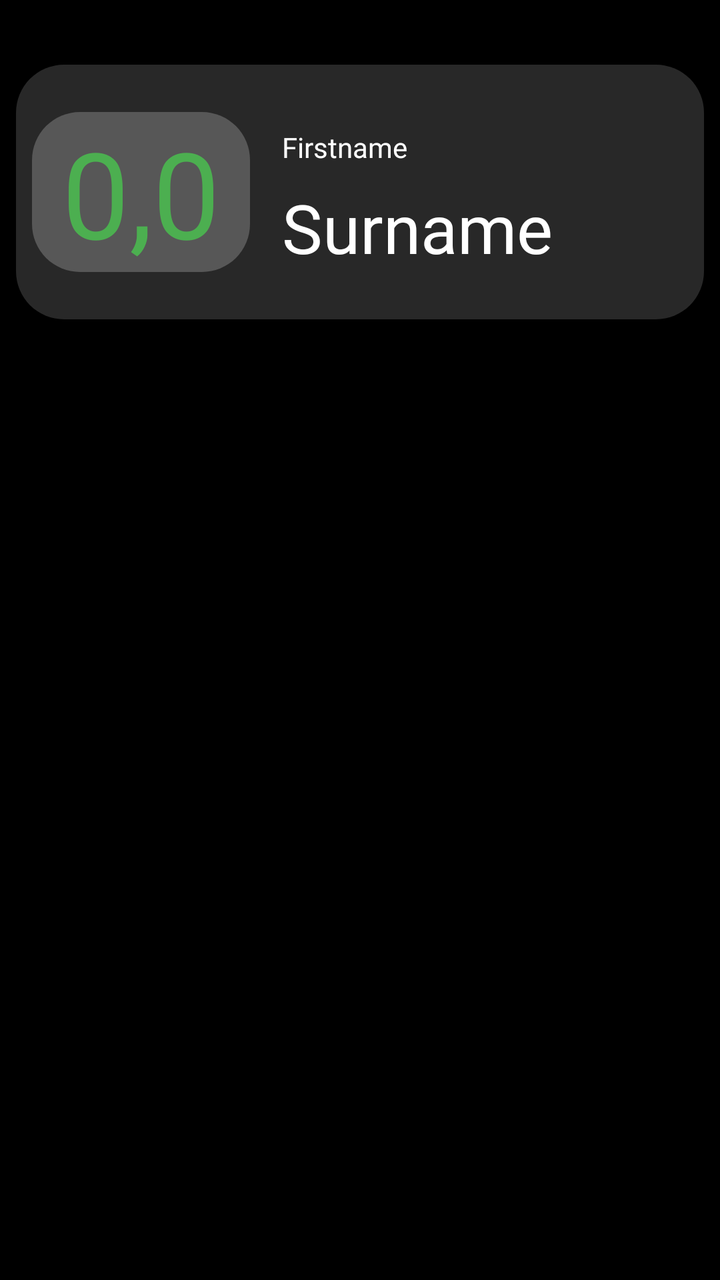
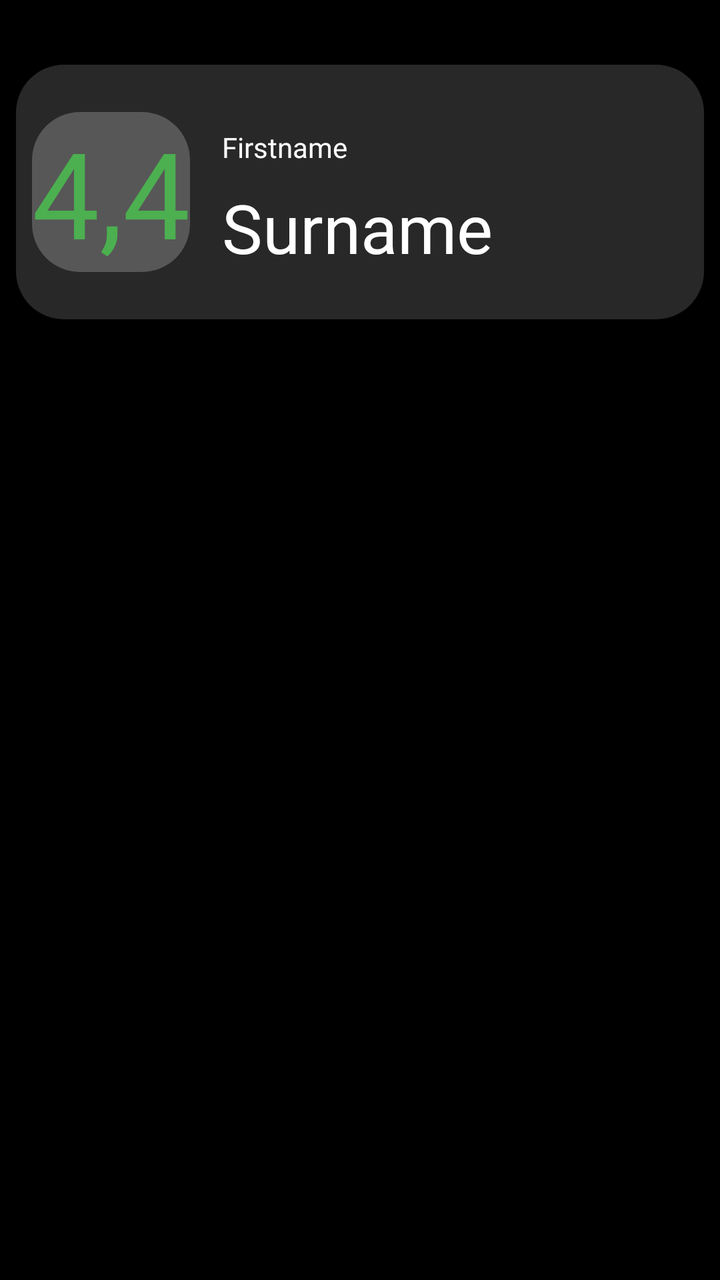

Compare the two renders of this Android layout. The source of the first and the diff that turns it into the second are given below.
<!-- AndroidManifest.xml: application theme Theme.MyApplication_Java -->
<!-- res/layout/fragment_profile.xml -->
<?xml version="1.0" encoding="utf-8"?>
<androidx.constraintlayout.widget.ConstraintLayout xmlns:android="http://schemas.android.com/apk/res/android"
    xmlns:app="http://schemas.android.com/apk/res-auto"
    android:layout_width="match_parent"
    android:layout_height="match_parent"
    android:background="#000000">

    <TextView
        android:id="@+id/header_background"
        android:layout_width="0dp"
        android:layout_height="0dp"
        android:layout_marginStart="8dp"
        android:layout_marginTop="-24dp"
        android:layout_marginEnd="8dp"
        android:layout_marginBottom="-24dp"
        android:background="@drawable/rounded_box"
        android:paddingTop="8dp"
        android:paddingBottom="8dp"
        app:layout_constraintBottom_toBottomOf="@+id/averageRatingBackground"
        app:layout_constraintEnd_toEndOf="parent"
        app:layout_constraintStart_toStartOf="parent"
        app:layout_constraintTop_toTopOf="@+id/averageRatingBackground" />

    <TextView
        android:id="@+id/averageRatingBackground"
        android:layout_width="wrap_content"
        android:layout_height="wrap_content"
        android:layout_marginStart="8dp"
        android:layout_marginTop="56dp"
        android:background="@drawable/rounded_box_light"
        android:fontFamily="@font/inter_bold"
        android:text=" 0,0 "
        android:textColor="#4CAF50"
        android:textSize="60sp"
        app:layout_constraintStart_toStartOf="@+id/header_background"
        app:layout_constraintTop_toTopOf="parent" />

    <TextView
        android:id="@+id/name"
        android:layout_width="wrap_content"
        android:layout_height="wrap_content"
        android:layout_marginStart="16dp"
        android:layout_marginTop="8dp"
        android:fontFamily="@font/inter_bold"
        android:text="Firstname"
        android:textColor="#FFFFFF"
        app:layout_constraintStart_toEndOf="@+id/averageRatingBackground"
        app:layout_constraintTop_toTopOf="@+id/averageRatingBackground" />

    <TextView
        android:id="@+id/surname"
        android:layout_width="wrap_content"
        android:layout_height="wrap_content"
        android:layout_marginStart="16dp"
        android:layout_marginTop="8dp"
        android:fontFamily="@font/inter_bold"
        android:text="Surname"
        android:textColor="#FFFFFF"
        android:textSize="34sp"
        app:layout_constraintStart_toEndOf="@+id/averageRatingBackground"
        app:layout_constraintTop_toBottomOf="@+id/name" />

    <androidx.recyclerview.widget.RecyclerView
        android:id="@+id/semester_list"
        android:layout_width="0dp"
        android:layout_height="0dp"
        android:layout_marginStart="16dp"
        android:layout_marginEnd="16dp"
        android:layout_marginBottom="8dp"
        app:layout_constraintBottom_toBottomOf="parent"
        app:layout_constraintEnd_toEndOf="parent"
        app:layout_constraintStart_toStartOf="parent"
        app:layout_constraintTop_toBottomOf="@id/lecture_list">

    </androidx.recyclerview.widget.RecyclerView>

    <androidx.recyclerview.widget.RecyclerView
        android:id="@+id/lecture_list"
        android:layout_width="0dp"
        android:layout_height="wrap_content"
        android:layout_marginStart="16dp"
        android:layout_marginTop="8dp"
        app:layout_constraintBottom_toTopOf="@+id/semester_list"
        app:layout_constraintEnd_toEndOf="parent"
        app:layout_constraintStart_toStartOf="parent"
        app:layout_constraintTop_toBottomOf="@+id/header_background"/>

</androidx.constraintlayout.widget.ConstraintLayout>
<!-- resources referenced by this layout -->
<resources>
  <!-- drawable rounded_box (drawable) -->
  <shape xmlns:android="http://schemas.android.com/apk/res/android">
  
      <solid android:color="#282828"/>
  
      <corners android:radius="24dp"/>
  
  </shape>
  <!-- drawable rounded_box_light (drawable) -->
  <?xml version="1.0" encoding="utf-8"?>
  <shape xmlns:android="http://schemas.android.com/apk/res/android">
  
      <solid android:color="#575757"/>
  
      <corners android:radius="24dp"/>
  
  </shape>
  <style name="Theme.MyApplication_Java" parent="Theme.MaterialComponents.DayNight.NoActionBar">
          
          <item name="colorPrimary">@color/purple_500</item>
          <item name="colorPrimaryVariant">@color/purple_700</item>
          <item name="colorOnPrimary">@color/white</item>
          
          <item name="colorSecondary">@color/teal_200</item>
          <item name="colorSecondaryVariant">@color/teal_700</item>
          <item name="colorOnSecondary">@color/black</item>
          
          <item name="android:statusBarColor">?attr/colorPrimaryVariant</item>
          
      </style>
  <color name="purple_500">#FF6200EE</color>
  <color name="purple_700">#FF3700B3</color>
  <color name="white">#FFFFFFFF</color>
  <color name="teal_200">#FF03DAC5</color>
  <color name="teal_700">#FF018786</color>
  <color name="black">#FF000000</color>
</resources>

<!-- the commit's change to res/layout/fragment_profile.xml (unified diff, before → after) -->
@@ -29,7 +29,7 @@
         android:layout_marginTop="56dp"
         android:background="@drawable/rounded_box_light"
         android:fontFamily="@font/inter_bold"
-        android:text=" 0,0 "
+        android:text="4,4"
         android:textColor="#4CAF50"
         android:textSize="60sp"
         app:layout_constraintStart_toStartOf="@+id/header_background"
